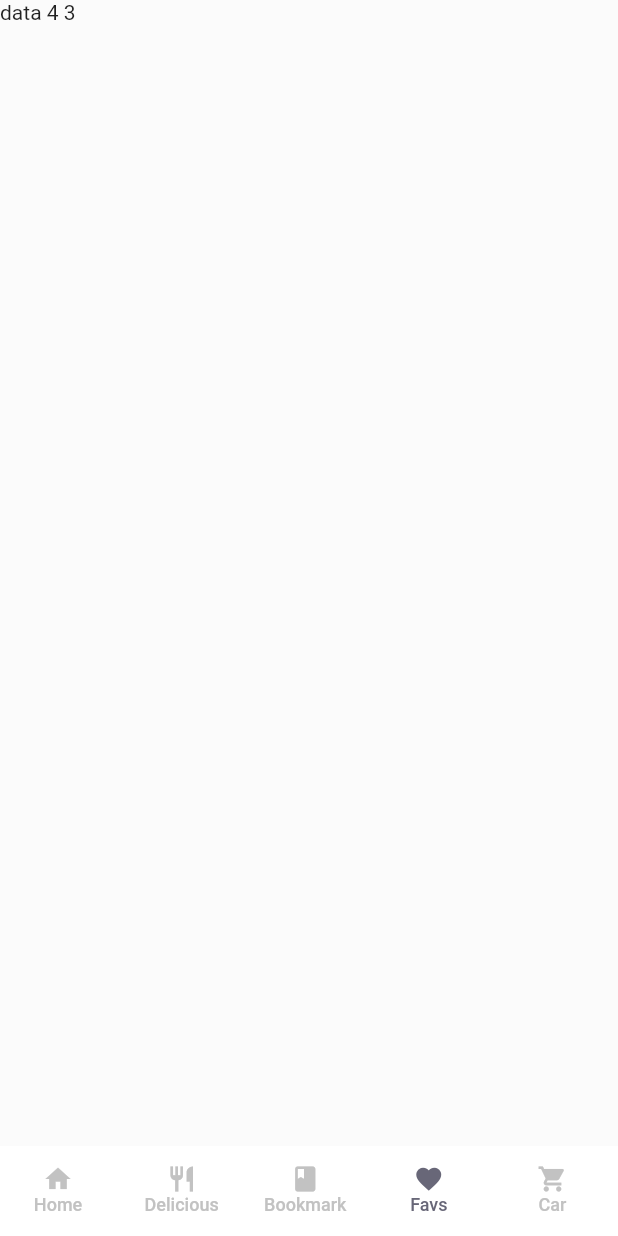
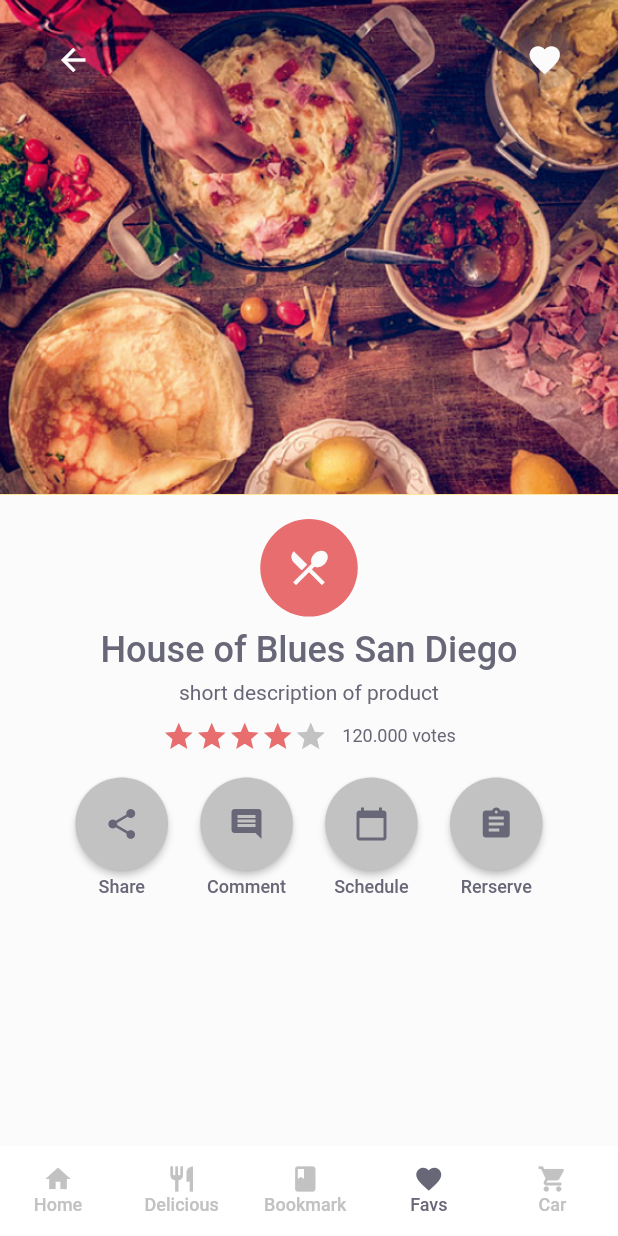
Before and after one commit to DalexisValencia/Fifth-test-app_Restaurants, a Flutter app: the screen it shows after launch, item 4 of the bottom bar chosen, on a phone screen of 412 x 824 dp. Run offline on Flutter 3.47's test engine with Material 2 defaults, Android fonts, the phone set to English and light mode, and no system bars.

Commit message:
Detallado basico de los productos

```diff
--- a/lib/screens/home.dart
+++ b/lib/screens/home.dart
@@ -1,4 +1,5 @@
 import 'package:fith_app__restaurant/interfaces/categories.dart';
+import 'package:fith_app__restaurant/screens/plate.detail.dart';
 import 'package:fith_app__restaurant/screens/restaurant.details.dart';
 import 'package:flutter/material.dart';
 import 'package:fith_app__restaurant/screens/seacrh.dart';
@@ -44,7 +45,7 @@ class _MainTabsState extends State<MainTabs> {
                 child: RestaurantDetailWrapper(),
               ),
               Container(
-                child: Text('data 4 $tabStateInit'),
+                child: PlateDetailWrapper(),
               ),
               Container(
                 child: Text('data 5 $tabStateInit'),
--- /dev/null
+++ b/lib/screens/plate.detail.dart
@@ -0,0 +1,190 @@
+import 'package:fith_app__restaurant/sections/RoundedOptions.dart';
+import 'package:flutter/material.dart';
+
+class PlateDetailWrapper extends StatelessWidget {
+  @override
+  Widget build(BuildContext context) {
+    return SingleChildScrollView(
+      child: Column(
+        children: <Widget>[
+          HeaderPlateDetails(),
+          GroupPlateBasicDetails(),
+          RoundedOptionsContactWrapper()
+        ],
+      ),
+    );
+  }
+}
+
+class HeaderPlateDetails extends StatelessWidget {
+  @override
+  Widget build(BuildContext context) {
+    return Container(
+      decoration: BoxDecoration(
+          color: Colors.amber,
+          image: DecorationImage(
+              fit: BoxFit.cover,
+              image: ExactAssetImage('assets/banner/french-food.png'))),
+      width: MediaQuery.of(context).size.width,
+      height: MediaQuery.of(context).size.height * 0.40,
+      child: Stack(
+        children: <Widget>[
+          Positioned(
+            top: MediaQuery.of(context).padding.top + 20,
+            left: 0,
+            child: Container(
+              padding: EdgeInsets.only(
+                  left: MediaQuery.of(context).size.width * 0.07,
+                  right: MediaQuery.of(context).size.width * 0.07),
+              width: MediaQuery.of(context).size.width,
+              child: Row(
+                mainAxisAlignment: MainAxisAlignment.spaceBetween,
+                children: <Widget>[
+                  Container(
+                    width: 40,
+                    height: 40,
+                    child: RaisedButton(
+                      elevation: 0,
+                      splashColor: Theme.of(context).buttonColor,
+                      onPressed: () {},
+                      padding: EdgeInsets.all(0),
+                      shape: CircleBorder(),
+                      color:
+                          Theme.of(context).primaryColorDark.withOpacity(0.2),
+                      child: Icon(
+                        Icons.arrow_back,
+                        color: Theme.of(context).primaryColorLight,
+                      ),
+                    ),
+                  ),
+                  Container(
+                    width: 40,
+                    height: 40,
+                    child: RaisedButton(
+                      elevation: 0,
+                      splashColor: Theme.of(context).buttonColor,
+                      onPressed: () {},
+                      padding: EdgeInsets.all(0),
+                      shape: CircleBorder(),
+                      color:
+                          Theme.of(context).primaryColorDark.withOpacity(0.2),
+                      child: Icon(
+                        Icons.favorite,
+                        color: Theme.of(context).primaryColorLight,
+                      ),
+                    ),
+                  ),
+                ],
+              ),
+            ),
+          )
+        ],
+      ),
+    );
+  }
+}
+
+class GroupPlateBasicDetails extends StatelessWidget {
+  @override
+  Widget build(BuildContext context) {
+    return Container(
+      margin: EdgeInsets.only(
+          top: MediaQuery.of(context).size.height * 0.02,
+          bottom: MediaQuery.of(context).size.height * 0.02),
+      width: MediaQuery.of(context).size.width,
+      // color: Colors.blue,
+      child: Column(
+        mainAxisAlignment: MainAxisAlignment.center,
+        crossAxisAlignment: CrossAxisAlignment.center,
+        children: <Widget>[
+          Container(
+            width: 65,
+            height: 65,
+            decoration: BoxDecoration(
+              borderRadius: BorderRadius.circular(40),
+              color: Theme.of(context).buttonColor,
+            ),
+            child: Icon(
+              Icons.restaurant_menu,
+              size: 30,
+              color: Theme.of(context).primaryColorLight,
+            ),
+          ),
+          Container(
+            padding: EdgeInsets.fromLTRB(
+                MediaQuery.of(context).size.width * 0.07,
+                0,
+                MediaQuery.of(context).size.width * 0.07,
+                0),
+            margin:
+                EdgeInsets.only(top: MediaQuery.of(context).size.height * 0.01),
+            // color: Colors.amber,
+            child: Center(
+              child: Text(
+                'House of Blues San Diego',
+                textAlign: TextAlign.center,
+                style: Theme.of(context).textTheme.headline5.copyWith(
+                    color: Theme.of(context).primaryColorDark,
+                    fontWeight: FontWeight.w500),
+              ),
+            ),
+          ),
+          Container(
+            margin: EdgeInsets.only(
+                top: MediaQuery.of(context).size.height * 0.008),
+            // color: Colors.white,
+            child: Text(
+              'short description of product',
+              style: Theme.of(context).textTheme.button.copyWith(
+                  color: Theme.of(context).primaryColorDark,
+                  fontWeight: FontWeight.w400),
+            ),
+          ),
+          Container(
+              margin: EdgeInsets.only(
+                  top: MediaQuery.of(context).size.height * 0.012),
+              child: Row(
+                mainAxisAlignment: MainAxisAlignment.center,
+                children: <Widget>[
+                  Icon(
+                    Icons.star,
+                    size: 22,
+                    color: Theme.of(context).buttonColor,
+                  ),
+                  Icon(
+                    Icons.star,
+                    size: 22,
+                    color: Theme.of(context).buttonColor,
+                  ),
+                  Icon(
+                    Icons.star,
+                    size: 22,
+                    color: Theme.of(context).buttonColor,
+                  ),
+                  Icon(
+                    Icons.star,
+                    size: 22,
+                    color: Theme.of(context).buttonColor,
+                  ),
+                  Icon(
+                    Icons.star,
+                    size: 22,
+                    color: Theme.of(context).accentColor,
+                  ),
+                  Container(
+                    margin: EdgeInsets.only(left: 10),
+                    child: Text(
+                      '120.000 votes',
+                      style: Theme.of(context)
+                          .textTheme
+                          .caption
+                          .copyWith(color: Theme.of(context).primaryColorDark),
+                    ),
+                  ),
+                ],
+              )),
+        ],
+      ),
+    );
+  }
+}
--- /dev/null
+++ b/lib/sections/RoundedOptions.dart
@@ -0,0 +1,39 @@
+import 'package:fith_app__restaurant/sections/CircleOptionDetailRestaurant.dart';
+import 'package:flutter/material.dart';
+
+class RoundedOptionsContactWrapper extends StatefulWidget {
+  @override
+  _RoundedOptionsContactState createState() => _RoundedOptionsContactState();
+}
+
+class _RoundedOptionsContactState extends State<RoundedOptionsContactWrapper> {
+  @override
+  Widget build(BuildContext context) {
+    return Container(
+        padding: EdgeInsets.only(
+            left: MediaQuery.of(context).size.width * 0.07,
+            right: MediaQuery.of(context).size.width * 0.07),
+        // color: Colors.red,
+        child: Row(
+          mainAxisAlignment: MainAxisAlignment.spaceEvenly,
+          children: <Widget>[
+            CircleOption(
+              icon: Icons.share,
+              title: 'Share',
+            ),
+            CircleOption(
+              icon: Icons.comment,
+              title: 'Comment',
+            ),
+            CircleOption(
+              icon: Icons.calendar_today,
+              title: 'Schedule',
+            ),
+            CircleOption(
+              icon: Icons.assignment,
+              title: 'Rerserve',
+            )
+          ],
+        ));
+  }
+}
```
